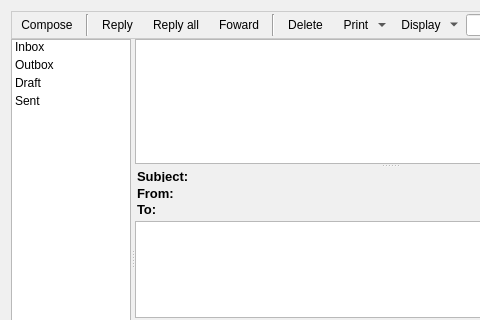
Before: the Qt Designer form retroshare-gui/src/gui/MessagesDialog.ui in RetroShare/RetroShare, drawn with Qt 5; both pictures show x 0 to 480 and y 0 to 320 of the 656 by 487 pixel window.
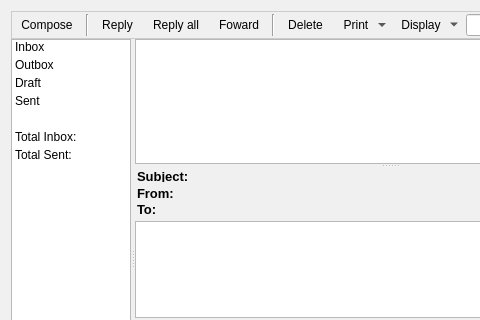
After: the same form once the commit is applied. Icons and pictures are not drawn.

Commit message: When QutBox is selected then Display header item "Recipient" instead of "From" Added to Count Total Inbox and Total Sent on Messages.

Diff of the .ui file:
```diff
--- a/retroshare-gui/src/gui/MessagesDialog.ui
+++ b/retroshare-gui/src/gui/MessagesDialog.ui
@@ -1029,6 +1029,48 @@
          <normaloff>:/images/folder-sent.png</normaloff>:/images/folder-sent.png</iconset>
        </property>
       </item>
+      <item>
+       <property name="text">
+        <string/>
+       </property>
+       <property name="background">
+        <brush brushstyle="NoBrush">
+         <color alpha="255">
+          <red>0</red>
+          <green>0</green>
+          <blue>0</blue>
+         </color>
+        </brush>
+       </property>
+       <property name="foreground">
+        <brush brushstyle="NoBrush">
+         <color alpha="255">
+          <red>0</red>
+          <green>0</green>
+          <blue>0</blue>
+         </color>
+        </brush>
+       </property>
+       <property name="flags">
+        <set>ItemIsDragEnabled|ItemIsUserCheckable|ItemIsEnabled</set>
+       </property>
+      </item>
+      <item>
+       <property name="text">
+        <string>Total Inbox:</string>
+       </property>
+       <property name="flags">
+        <set>ItemIsDragEnabled|ItemIsUserCheckable|ItemIsEnabled</set>
+       </property>
+      </item>
+      <item>
+       <property name="text">
+        <string>Total Sent:</string>
+       </property>
+       <property name="flags">
+        <set>ItemIsDragEnabled|ItemIsUserCheckable|ItemIsEnabled</set>
+       </property>
+      </item>
      </widget>
      <widget class="QSplitter" name="msgSplitter">
       <property name="orientation">
```
The commit also changes 1 other file.
